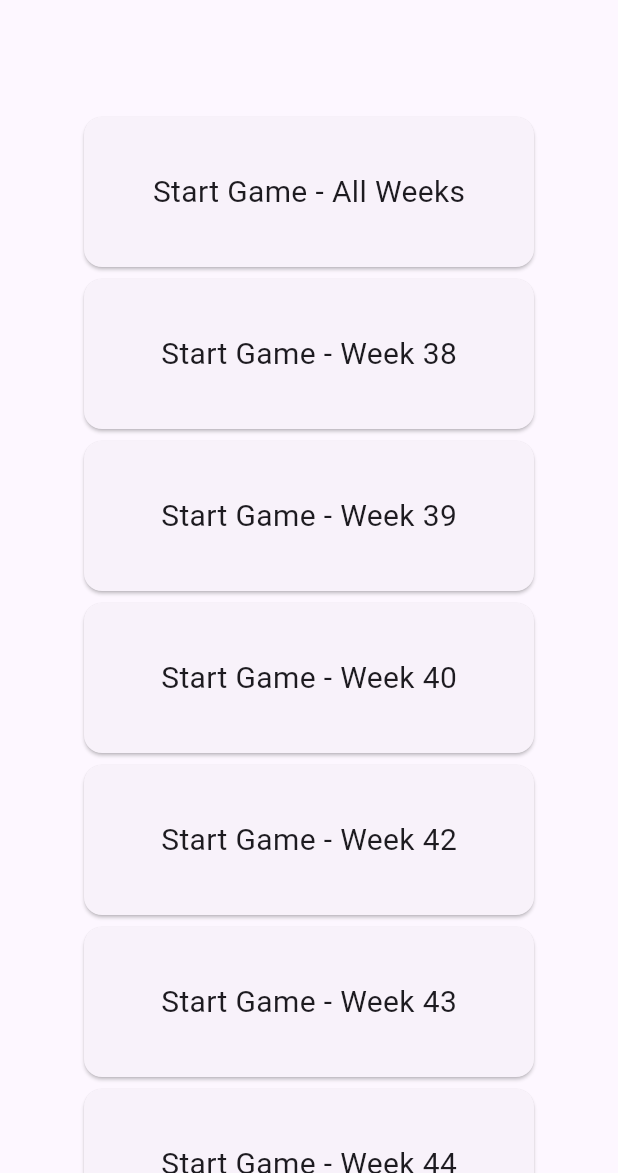
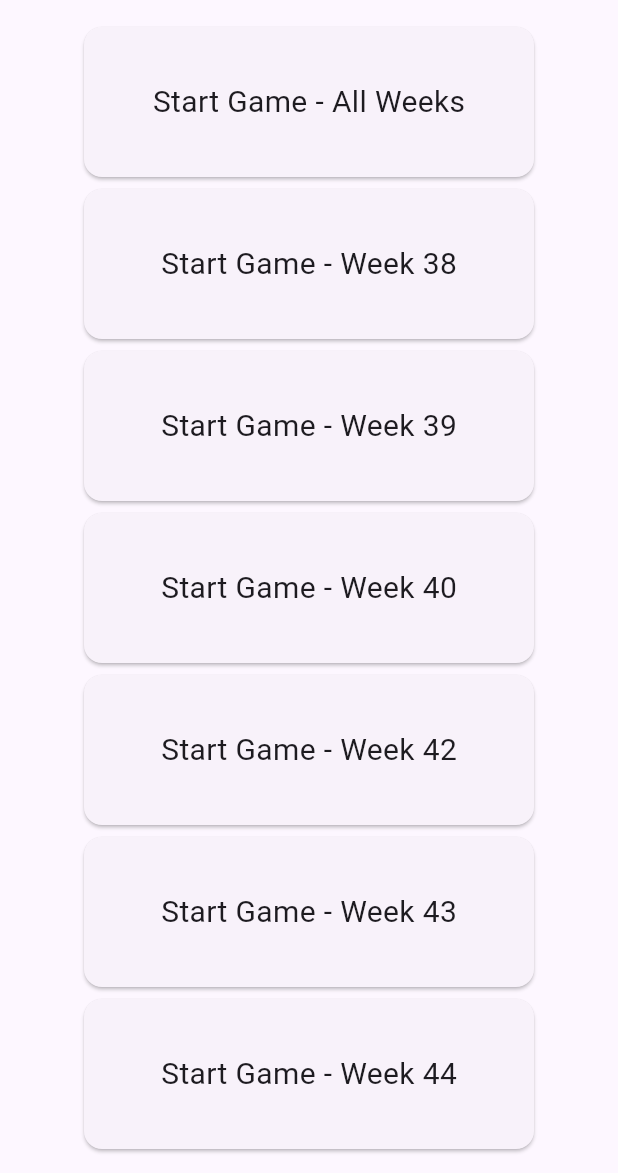
Before and after one commit to celinevictoria/glose_app, a Flutter app: the MatchStartPage screen opened directly, on a phone screen of 412 x 824 dp, the part 63-1236 px from its top. Run offline on Flutter 3.47's test engine with Material 2 defaults, Android fonts, the phone set to English and light mode, and no system bars.

Commit message:
use listview

```diff
--- a/lib/match_game/match_start_page.dart
+++ b/lib/match_game/match_start_page.dart
@@ -1,5 +1,6 @@
 import 'package:flutter/material.dart';
 import 'match_start_button.dart';
+import '../universal_funcs.dart';
 
 class MatchStartPage extends StatelessWidget {
   const MatchStartPage({
@@ -14,15 +15,14 @@ class MatchStartPage extends StatelessWidget {
           title: const Text("Match Mode"),
           //automaticallyImplyLeading: false,
         ),
-        body: const Column(children: [
-          Padding(padding: EdgeInsets.all(30)),
-          MatchStartButton(weekInput: "All Weeks"),
-          MatchStartButton(weekInput: "Week 38"),
-          MatchStartButton(weekInput: "Week 39"),
-          MatchStartButton(weekInput: "Week 40"),
-          MatchStartButton(weekInput: "Week 42"),
-          MatchStartButton(weekInput: "Week 43"),
-          MatchStartButton(weekInput: "Week 44"),
+        body: Column(children: [
+          Expanded(
+            child: ListView.builder(
+          itemCount: weekList().length,
+          itemBuilder: (context, index) {
+            return MatchStartButton(weekInput: weekList()[index]);
+          },
+        ))
         ]));
   }
 }
```
Also changed, not shown: lib/quiz_game/quiz_start_page.dart (+9 -9 lines).
